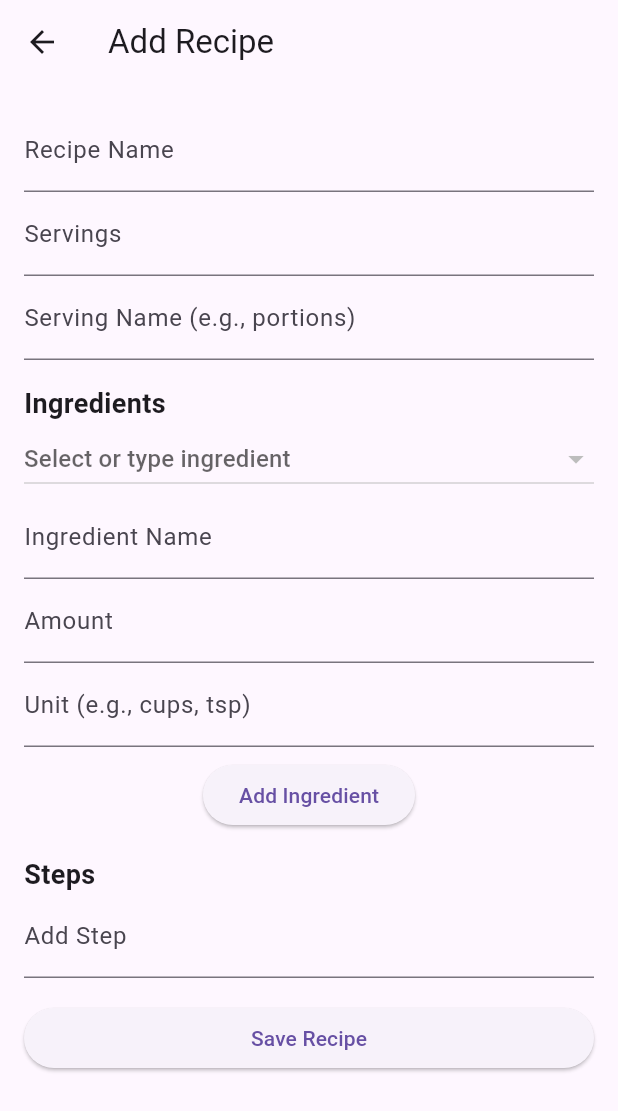
After one commit to BGMuirhead/cookbook, a Flutter app: the screen it shows after launch, after a tap on the "add" icon, on a phone screen of 412 x 824 dp. The commit adds this screen. Shown: the top 1111 px of the screen. Run offline on Flutter 3.47's test engine with Material 3 defaults, Android fonts, the phone set to English and light mode, and no system bars; our stand-ins replace flutter_riverpod, sqflite; accounts and stored records are empty.

Commit message:
First working version

```diff
--- /dev/null
+++ b/lib/features/ingredients/presentation/widgets/ingredient_selector.dart
@@ -0,0 +1,93 @@
+import 'package:flutter/material.dart';
+import 'package:flutter_riverpod/flutter_riverpod.dart';
+import 'package:cookbook_app/features/ingredients/presentation/providers/ingredient_provider.dart';
+
+class IngredientSelector extends ConsumerStatefulWidget {
+  final Function(Map<String, dynamic>) onIngredientAdded;
+
+  const IngredientSelector({super.key, required this.onIngredientAdded});
+
+  @override
+  ConsumerState<IngredientSelector> createState() => _IngredientSelectorState();
+}
+
+class _IngredientSelectorState extends ConsumerState<IngredientSelector> {
+  final _nameController = TextEditingController();
+  final _amountController = TextEditingController();
+  final _unitController = TextEditingController();
+  String? _selectedIngredient;
+
+  @override
+  void dispose() {
+    _nameController.dispose();
+    _amountController.dispose();
+    _unitController.dispose();
+    super.dispose();
+  }
+
+  @override
+  Widget build(BuildContext context) {
+    final ingredients = ref.watch(ingredientListProvider);
+
+    return Column(
+      children: [
+        DropdownButton<String>(
+          hint: const Text('Select or type ingredient'),
+          value: _selectedIngredient,
+          isExpanded: true,
+          items: ingredients
+              .map((ingredient) => DropdownMenuItem(
+                    value: ingredient.name,
+                    child: Text(ingredient.name),
+                  ))
+              .toList(),
+          onChanged: (value) {
+            setState(() {
+              _selectedIngredient = value;
+              _nameController.text = value ?? '';
+            });
+          },
+        ),
+        TextFormField(
+          controller: _nameController,
+          decoration: const InputDecoration(labelText: 'Ingredient Name'),
+          onChanged: (value) {
+            setState(() {
+              _selectedIngredient = null;
+            });
+          },
+        ),
+        TextFormField(
+          controller: _amountController,
+          decoration: const InputDecoration(labelText: 'Amount'),
+          keyboardType: TextInputType.number,
+        ),
+        TextFormField(
+          controller: _unitController,
+          decoration: const InputDecoration(labelText: 'Unit (e.g., cups, tsp)'),
+        ),
+        const SizedBox(height: 8),
+        ElevatedButton(
+          onPressed: () {
+            if (_nameController.text.isNotEmpty && _amountController.text.isNotEmpty && _unitController.text.isNotEmpty) {
+              final amount = double.tryParse(_amountController.text);
+              if (amount != null) {
+                widget.onIngredientAdded({
+                  'name': _nameController.text,
+                  'amount': amount,
+                  'unit': _unitController.text,
+                });
+                ref.read(ingredientListProvider.notifier).addIngredient(_nameController.text);
+                _nameController.clear();
+                _amountController.clear();
+                _unitController.clear();
+                _selectedIngredient = null;
+              }
+            }
+          },
+          child: const Text('Add Ingredient'),
+        ),
+      ],
+    );
+  }
+}
--- a/lib/features/recipes/data/repositories/recipe_repository.dart
+++ b/lib/features/recipes/data/repositories/recipe_repository.dart
@@ -1,5 +1,4 @@
 import 'package:cookbook_app/core/services/database_service.dart';
-import 'package:cookbook_app/features/ingredients/data/models/global_ingredient.dart';
 import 'package:cookbook_app/features/recipes/data/models/recipe.dart';
 
 abstract class RecipeRepository {
--- /dev/null
+++ b/lib/features/recipes/presentation/pages/add_recipe_page.dart
@@ -0,0 +1,140 @@
+import 'package:flutter/material.dart';
+import 'package:flutter_riverpod/flutter_riverpod.dart';
+import 'package:cookbook_app/core/providers.dart';
+import 'package:cookbook_app/features/ingredients/presentation/widgets/ingredient_selector.dart';
+import 'package:cookbook_app/features/recipes/domain/usecases/add_recipe_with_ingredients.dart';
+import 'package:cookbook_app/features/recipes/presentation/providers/recipe_provider.dart';
+
+class AddRecipePage extends ConsumerStatefulWidget {
+  const AddRecipePage({super.key});
+
+  @override
+  ConsumerState<AddRecipePage> createState() => _AddRecipePageState();
+}
+
+class _AddRecipePageState extends ConsumerState<AddRecipePage> {
+  final _formKey = GlobalKey<FormState>();
+  final _nameController = TextEditingController();
+  final _servingsController = TextEditingController();
+  final _servingNameController = TextEditingController();
+  final List<Map<String, dynamic>> _ingredients = [];
+  final List<String> _steps = [];
+  final _stepController = TextEditingController();
+
+  @override
+  void dispose() {
+    _nameController.dispose();
+    _servingsController.dispose();
+    _servingNameController.dispose();
+    _stepController.dispose();
+    super.dispose();
+  }
+
+  void _addIngredient(Map<String, dynamic> ingredient) {
+    setState(() {
+      _ingredients.add(ingredient);
+    });
+  }
+
+  void _addStep() {
+    if (_stepController.text.isNotEmpty) {
+      setState(() {
+        _steps.add(_stepController.text);
+        _stepController.clear();
+      });
+    }
+  }
+
+  @override
+  Widget build(BuildContext context) {
+    return Scaffold(
+      appBar: AppBar(title: const Text('Add Recipe')),
+      body: Padding(
+        padding: const EdgeInsets.all(16.0),
+        child: Form(
+          key: _formKey,
+          child: ListView(
+            children: [
+              TextFormField(
+                controller: _nameController,
+                decoration: const InputDecoration(labelText: 'Recipe Name'),
+                validator: (value) => value!.isEmpty ? 'Enter a recipe name' : null,
+              ),
+              TextFormField(
+                controller: _servingsController,
+                decoration: const InputDecoration(labelText: 'Servings'),
+                keyboardType: TextInputType.number,
+                validator: (value) => value!.isEmpty || int.tryParse(value) == null ? 'Enter a valid number' : null,
+              ),
+              TextFormField(
+                controller: _servingNameController,
+                decoration: const InputDecoration(labelText: 'Serving Name (e.g., portions)'),
+              ),
+              const SizedBox(height: 16),
+              const Text('Ingredients', style: TextStyle(fontSize: 18, fontWeight: FontWeight.bold)),
+              IngredientSelector(onIngredientAdded: _addIngredient),
+              for (var ingredient in _ingredients)
+                ListTile(
+                  title: Text('${ingredient['amount']} ${ingredient['unit']} ${ingredient['name']}'),
+                  trailing: IconButton(
+                    icon: const Icon(Icons.delete),
+                    onPressed: () {
+                      setState(() {
+                        _ingredients.remove(ingredient);
+                      });
+                    },
+                  ),
+                ),
+              const SizedBox(height: 16),
+              const Text('Steps', style: TextStyle(fontSize: 18, fontWeight: FontWeight.bold)),
+              TextFormField(
+                controller: _stepController,
+                decoration: const InputDecoration(labelText: 'Add Step'),
+                onFieldSubmitted: (_) => _addStep(),
+              ),
+              for (var i = 0; i < _steps.length; i++)
+                ListTile(
+                  title: Text('${i + 1}. ${_steps[i]}'),
+                  trailing: IconButton(
+                    icon: const Icon(Icons.delete),
+                    onPressed: () {
+                      setState(() {
+                        _steps.removeAt(i);
+                      });
+                    },
+                  ),
+                ),
+              const SizedBox(height: 16),
+              ElevatedButton(
+                onPressed: () async {
+                  if (_formKey.currentState!.validate()) {
+                    try {
+                      final addRecipeUseCase = AddRecipeWithIngredients(
+                        ref.read(recipeRepositoryProvider),
+                        ref.read(ingredientRepositoryProvider),
+                      );
+                      await ref.read(recipeListProvider.notifier).addRecipe(
+                            name: _nameController.text,
+                            servings: int.parse(_servingsController.text),
+                            servingName: _servingNameController.text.isEmpty ? null : _servingNameController.text,
+                            ingredients: _ingredients,
+                            steps: _steps,
+                            addRecipeUseCase: addRecipeUseCase,
+                          );
+                      Navigator.pop(context);
+                    } catch (e) {
+                      ScaffoldMessenger.of(context).showSnackBar(
+                        SnackBar(content: Text('Error adding recipe: $e')),
+                      );
+                    }
+                  }
+                },
+                child: const Text('Save Recipe'),
+              ),
+            ],
+          ),
+        ),
+      ),
+    );
+  }
+}
--- /dev/null
+++ b/lib/features/recipes/presentation/pages/recipe_detail_page.dart
@@ -0,0 +1,62 @@
+import 'package:flutter/material.dart';
+import 'package:flutter_riverpod/flutter_riverpod.dart';
+import 'package:cookbook_app/features/ingredients/presentation/providers/ingredient_provider.dart';
+import 'package:cookbook_app/features/recipes/domain/usecases/scale_recipe.dart';
+import 'package:cookbook_app/features/recipes/presentation/providers/recipe_provider.dart';
+
+class RecipeDetailPage extends ConsumerStatefulWidget {
+  final int recipeId;
+
+  const RecipeDetailPage({super.key, required this.recipeId});
+
+  @override
+  ConsumerState<RecipeDetailPage> createState() => _RecipeDetailPageState();
+}
+
+class _RecipeDetailPageState extends ConsumerState<RecipeDetailPage> {
+  double _scaleMultiplier = 1.0;
+
+  @override
+  Widget build(BuildContext context) {
+    final recipes = ref.watch(recipeListProvider);
+    final recipe = recipes.firstWhere((r) => r.id == widget.recipeId);
+    final scaledRecipe = ScaleRecipe()(recipe, _scaleMultiplier);
+
+    return Scaffold(
+      appBar: AppBar(title: Text(scaledRecipe.name)),
+      body: Padding(
+        padding: const EdgeInsets.all(16.0),
+        child: Column(
+          crossAxisAlignment: CrossAxisAlignment.start,
+          children: [
+            Text(
+              'Servings: ${scaledRecipe.servings} ${scaledRecipe.servingName ?? ''}',
+              style: Theme.of(context).textTheme.titleMedium,
+            ),
+            const SizedBox(height: 16),
+            Text('Scale Recipe', style: Theme.of(context).textTheme.titleMedium),
+            Slider(
+              value: _scaleMultiplier,
+              min: 0.5,
+              max: 3.0,
+              divisions: 25,
+              label: _scaleMultiplier.toStringAsFixed(1),
+              onChanged: (value) {
+                setState(() {
+                  _scaleMultiplier = value;
+                });
+              },
+            ),
+            const SizedBox(height: 16),
+            Text('Ingredients', style: Theme.of(context).textTheme.titleMedium),
+            for (var ingredient in scaledRecipe.recipeIngredients)
+              Text('• ${ingredient.amount} ${ingredient.unit} ${ref.watch(ingredientListProvider).firstWhere((i) => i.id == ingredient.ingredientId).name}'),
+            const SizedBox(height: 16),
+            Text('Steps', style: Theme.of(context).textTheme.titleMedium),
+            for (var step in scaledRecipe.steps) Text('${step.stepOrder}. ${step.description}'),
+          ],
+        ),
+      ),
+    );
+  }
+}
--- /dev/null
+++ b/lib/features/recipes/presentation/pages/recipe_list_page.dart
@@ -0,0 +1,72 @@
+import 'package:flutter/material.dart';
+import 'package:flutter_riverpod/flutter_riverpod.dart';
+import 'package:cookbook_app/features/recipes/presentation/providers/recipe_provider.dart';
+import 'package:cookbook_app/features/recipes/presentation/pages/add_recipe_page.dart';
+import 'package:cookbook_app/features/recipes/presentation/pages/recipe_detail_page.dart';
+import 'package:cookbook_app/features/recipes/presentation/pages/search_page.dart';
+
+class RecipeListPage extends ConsumerStatefulWidget {
+  const RecipeListPage({super.key});
+
+  @override
+  ConsumerState<RecipeListPage> createState() => _RecipeListPageState();
+}
+
+class _RecipeListPageState extends ConsumerState<RecipeListPage> {
+  @override
+  Widget build(BuildContext context) {
+    final recipes = ref.watch(recipeListProvider);
+
+    return Scaffold(
+      appBar: AppBar(
+        title: const Text('Cookbook'),
+        actions: [
+          IconButton(
+            icon: const Icon(Icons.search),
+            onPressed: () {
+              Navigator.push(
+                context,
+                MaterialPageRoute(builder: (context) => SearchPage()),
+              );
+            },
+          ),
+          IconButton(
+            icon: const Icon(Icons.add),
+            onPressed: () {
+              Navigator.push(
+                context,
+                MaterialPageRoute(builder: (context) => const AddRecipePage()),
+              );
+            },
+          ),
+        ],
+      ),
+      body: recipes.isEmpty
+          ? const Center(child: Text('No recipes found'))
+          : ListView.builder(
+              itemCount: recipes.length,
+              itemBuilder: (context, index) {
+                final recipe = recipes[index];
+                return ListTile(
+                  title: Text(recipe.name),
+                  subtitle: Text('Servings: ${recipe.servings} ${recipe.servingName ?? ''}'),
+                  trailing: IconButton(
+                    icon: const Icon(Icons.delete),
+                    onPressed: () async {
+                      await ref.read(recipeListProvider.notifier).deleteRecipe(recipe.id!);
+                    },
+                  ),
+                  onTap: () {
+                    Navigator.push(
+                      context,
+                      MaterialPageRoute(
+                        builder: (context) => RecipeDetailPage(recipeId: recipe.id!),
+                      ),
+                    );
+                  },
+                );
+              },
+            ),
+    );
+  }
+}
--- /dev/null
+++ b/lib/features/recipes/presentation/providers/recipe_provider.dart
@@ -0,0 +1,67 @@
+import 'package:flutter_riverpod/flutter_riverpod.dart';
+import 'package:cookbook_app/core/providers.dart';
+import 'package:cookbook_app/features/recipes/data/models/recipe.dart';
+import 'package:cookbook_app/features/recipes/data/repositories/recipe_repository.dart';
+import 'package:cookbook_app/features/recipes/domain/usecases/add_recipe_with_ingredients.dart';
+
+final recipeListProvider = StateNotifierProvider<RecipeListNotifier, List<Recipe>>((ref) {
+  final repository = ref.watch(recipeRepositoryProvider);
+  return RecipeListNotifier(repository);
+});
+
+class RecipeListNotifier extends StateNotifier<List<Recipe>> {
+  final RecipeRepository repository;
+
+  RecipeListNotifier(this.repository) : super([]) {
+    fetchRecipes();
+  }
+
+  Future<void> fetchRecipes() async {
+    state = await repository.getAllRecipes();
+  }
+
+  Future<void> addRecipe({
+    required String name,
+    required int servings,
+    String? servingName,
+    required List<Map<String, dynamic>> ingredients,
+    required List<String> steps,
+    required AddRecipeWithIngredients addRecipeUseCase,
+  }) async {
+    await addRecipeUseCase(
+      name: name,
+      servings: servings,
+      servingName: servingName,
+      ingredients: ingredients,
+      steps: steps,
+    );
+    await fetchRecipes(); // Refresh the list
+  }
+
+  Future<void> deleteRecipe(int id) async {
+    await repository.deleteRecipe(id);
+    await fetchRecipes(); // Refresh the list
+  }
+}
+
+final searchRecipesProvider = StateNotifierProvider.family<SearchRecipesNotifier, List<Recipe>, String?>((ref, query) {
+  final repository = ref.watch(recipeRepositoryProvider);
+  return SearchRecipesNotifier(repository, query);
+});
+
+class SearchRecipesNotifier extends StateNotifier<List<Recipe>> {
+  final RecipeRepository repository;
+  final String? query;
+
+  SearchRecipesNotifier(this.repository, this.query) : super([]) {
+    search();
+  }
+
+  Future<void> search() async {
+    if (query == null || query!.isEmpty) {
+      state = await repository.getAllRecipes();
+    } else {
+      state = await repository.searchRecipes(query!);
+    }
+  }
+}
```
Also changed, not shown: lib/core/providers.dart (added, +9 -0 lines), lib/features/ingredients/presentation/providers/ingredient_provider.dart (added, +26 -0 lines), lib/features/recipes/presentation/pages/search_page.dart (added, +72 -0 lines), lib/main.dart (+2 -63 lines).
